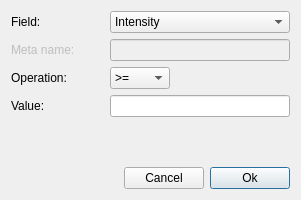
First picture: the form in source/VISUAL/DIALOGS/DataFilterDialog.ui, repository hroest/flaming-archer, before the edit.
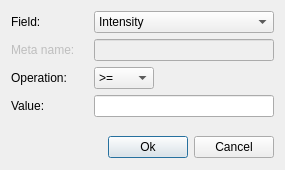
Second picture: the form after the edit.

Patch:
```diff
--- a/source/VISUAL/DIALOGS/DataFilterDialog.ui
+++ b/source/VISUAL/DIALOGS/DataFilterDialog.ui
@@ -8,8 +8,8 @@
    <rect>
     <x>0</x>
     <y>0</y>
-    <width>296</width>
-    <height>200</height>
+    <width>285</width>
+    <height>170</height>
    </rect>
   </property>
   <property name="windowTitle" >
@@ -23,7 +23,7 @@
      </property>
     </widget>
    </item>
-   <item row="0" column="2" >
+   <item row="0" column="1" >
     <widget class="QComboBox" name="field_" >
      <property name="maximumSize" >
       <size>
@@ -53,7 +53,7 @@
      </item>
     </widget>
    </item>
-   <item row="1" column="0" colspan="2" >
+   <item row="1" column="0" >
     <widget class="QLabel" name="meta_name_label_" >
      <property name="enabled" >
       <bool>false</bool>
@@ -63,7 +63,7 @@
      </property>
     </widget>
    </item>
-   <item row="1" column="2" >
+   <item row="1" column="1" >
     <widget class="QLineEdit" name="meta_name_field_" >
      <property name="enabled" >
       <bool>false</bool>
@@ -83,7 +83,7 @@
      </property>
     </widget>
    </item>
-   <item row="2" column="2" >
+   <item row="2" column="1" >
     <widget class="QComboBox" name="op_" >
      <property name="maximumSize" >
       <size>
@@ -120,7 +120,7 @@
      </property>
     </widget>
    </item>
-   <item row="3" column="2" >
+   <item row="3" column="1" >
     <widget class="QLineEdit" name="value_" >
      <property name="maximumSize" >
       <size>
@@ -130,20 +130,20 @@
      </property>
     </widget>
    </item>
-   <item row="4" column="1" colspan="2" >
+   <item row="4" column="0" colspan="2" >
     <spacer>
      <property name="orientation" >
       <enum>Qt::Vertical</enum>
      </property>
      <property name="sizeHint" >
       <size>
-       <width>217</width>
-       <height>21</height>
+       <width>247</width>
+       <height>16</height>
       </size>
      </property>
     </spacer>
    </item>
-   <item row="5" column="0" colspan="3" >
+   <item row="5" column="0" colspan="2" >
     <layout class="QHBoxLayout" >
      <item>
       <spacer>
@@ -152,19 +152,12 @@
        </property>
        <property name="sizeHint" >
         <size>
-         <width>40</width>
-         <height>20</height>
+         <width>96</width>
+         <height>23</height>
         </size>
        </property>
       </spacer>
      </item>
-     <item>
-      <widget class="QPushButton" name="cancel_button_" >
-       <property name="text" >
-        <string>Cancel</string>
-       </property>
-      </widget>
-     </item>
      <item>
       <widget class="QPushButton" name="ok_button_" >
        <property name="text" >
@@ -175,6 +168,13 @@
        </property>
       </widget>
      </item>
+     <item>
+      <widget class="QPushButton" name="cancel_button_" >
+       <property name="text" >
+        <string>Cancel</string>
+       </property>
+      </widget>
+     </item>
     </layout>
    </item>
   </layout>
```
Left out of the diff: 8 changed lines with no effect on the pictures.
